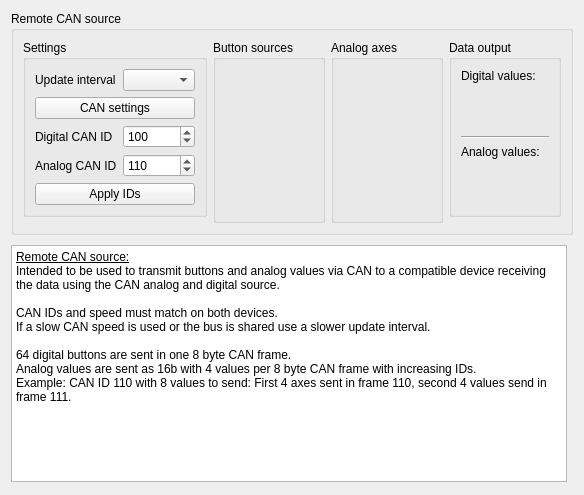
Ultrawipf/OpenFFBoard-configurator, file res/remotecanclass.ui: the form before one commit.
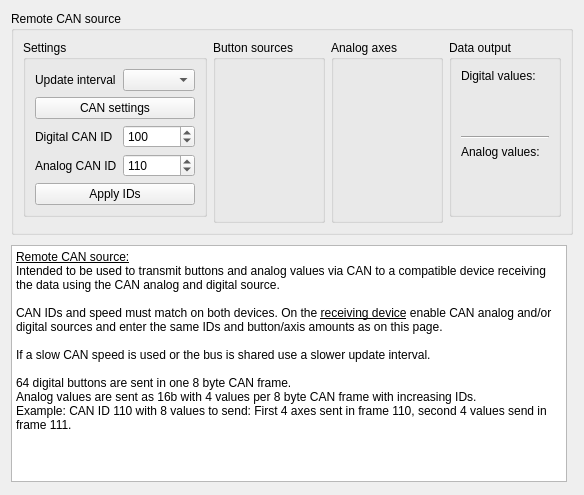
The form after the commit.

Commit message: Revert min FW version to 1.16.0

Patch:
```diff
--- a/res/remotecanclass.ui
+++ b/res/remotecanclass.ui
@@ -249,7 +249,8 @@
 &lt;p style=&quot; margin-top:0px; margin-bottom:0px; margin-left:0px; margin-right:0px; -qt-block-indent:0; text-indent:0px;&quot;&gt;&lt;span style=&quot; text-decoration: underline;&quot;&gt;Remote CAN source:&lt;/span&gt;&lt;/p&gt;
 &lt;p style=&quot; margin-top:0px; margin-bottom:0px; margin-left:0px; margin-right:0px; -qt-block-indent:0; text-indent:0px;&quot;&gt;Intended to be used to transmit buttons and analog values via CAN to a compatible device receiving the data using the CAN analog and digital source.&lt;/p&gt;
 &lt;p style=&quot;-qt-paragraph-type:empty; margin-top:0px; margin-bottom:0px; margin-left:0px; margin-right:0px; -qt-block-indent:0; text-indent:0px;&quot;&gt;&lt;br /&gt;&lt;/p&gt;
-&lt;p style=&quot; margin-top:0px; margin-bottom:0px; margin-left:0px; margin-right:0px; -qt-block-indent:0; text-indent:0px;&quot;&gt;CAN IDs and speed must match on both devices.&lt;/p&gt;
+&lt;p style=&quot; margin-top:0px; margin-bottom:0px; margin-left:0px; margin-right:0px; -qt-block-indent:0; text-indent:0px;&quot;&gt;CAN IDs and speed must match on both devices. On the &lt;span style=&quot; text-decoration: underline;&quot;&gt;receiving device&lt;/span&gt; enable CAN analog and/or digital sources and enter the same IDs and button/axis amounts as on this page.&lt;/p&gt;
+&lt;p style=&quot;-qt-paragraph-type:empty; margin-top:0px; margin-bottom:0px; margin-left:0px; margin-right:0px; -qt-block-indent:0; text-indent:0px;&quot;&gt;&lt;br /&gt;&lt;/p&gt;
 &lt;p style=&quot; margin-top:0px; margin-bottom:0px; margin-left:0px; margin-right:0px; -qt-block-indent:0; text-indent:0px;&quot;&gt;If a slow CAN speed is used or the bus is shared use a slower update interval.&lt;/p&gt;
 &lt;p style=&quot;-qt-paragraph-type:empty; margin-top:0px; margin-bottom:0px; margin-left:0px; margin-right:0px; -qt-block-indent:0; text-indent:0px;&quot;&gt;&lt;br /&gt;&lt;/p&gt;
 &lt;p style=&quot; margin-top:0px; margin-bottom:0px; margin-left:0px; margin-right:0px; -qt-block-indent:0; text-indent:0px;&quot;&gt;64 digital buttons are sent in one 8 byte CAN frame.&lt;/p&gt;
```
The commit also changes 1 other file.
